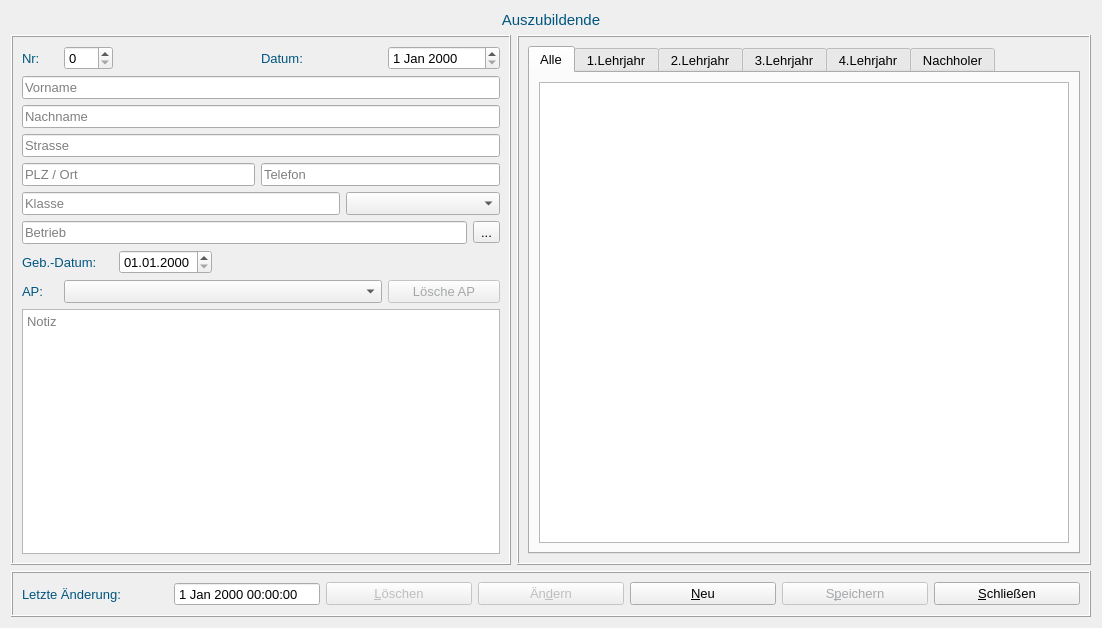
The window that formapprentice.ui (fasa1964/fshkkap) describes before a commit, drawn with Qt 5.
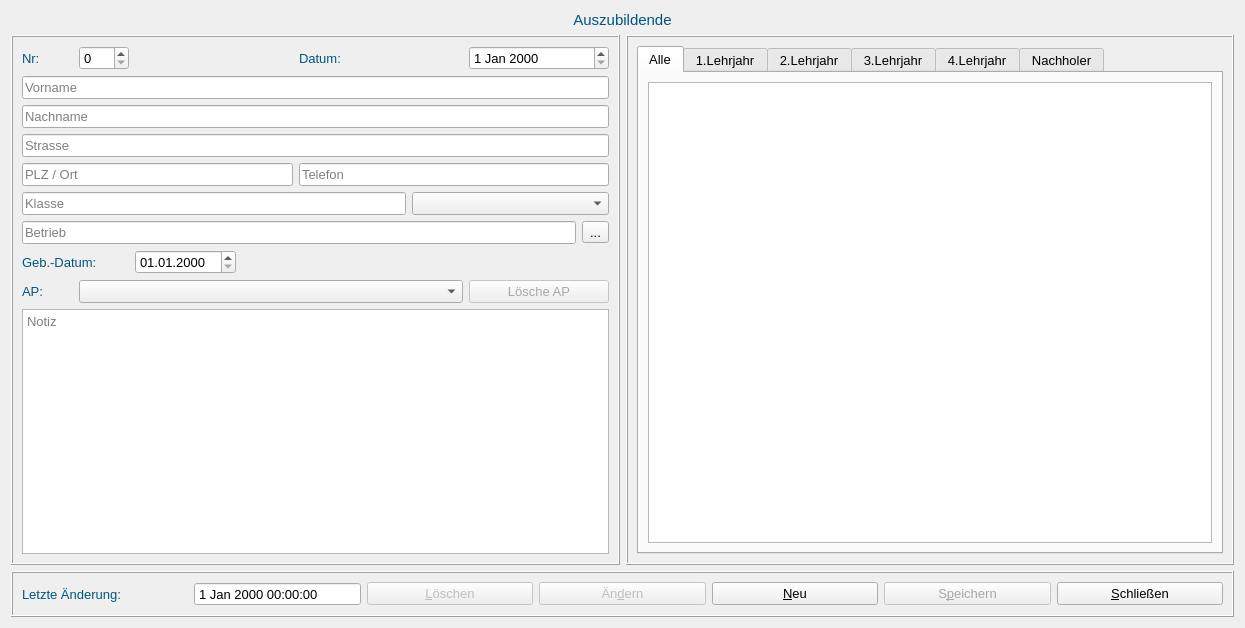
The same window after the commit. The open tabs and pages were chosen to show the change.

```diff
--- a/formapprentice.ui
+++ b/formapprentice.ui
@@ -6,7 +6,7 @@
    <rect>
     <x>0</x>
     <y>0</y>
-    <width>1102</width>
+    <width>1245</width>
     <height>628</height>
    </rect>
   </property>
@@ -74,14 +74,14 @@
    <item row="1" column="0">
     <widget class="QFrame" name="frame">
      <property name="sizePolicy">
-      <sizepolicy hsizetype="Preferred" vsizetype="Preferred">
+      <sizepolicy hsizetype="Expanding" vsizetype="Preferred">
        <horstretch>0</horstretch>
        <verstretch>0</verstretch>
       </sizepolicy>
      </property>
      <property name="minimumSize">
       <size>
-       <width>500</width>
+       <width>0</width>
        <height>0</height>
       </size>
      </property>
@@ -473,7 +473,7 @@
    <item row="1" column="1">
     <widget class="QFrame" name="frame_2">
      <property name="sizePolicy">
-      <sizepolicy hsizetype="Expanding" vsizetype="Preferred">
+      <sizepolicy hsizetype="Preferred" vsizetype="Preferred">
        <horstretch>0</horstretch>
        <verstretch>0</verstretch>
       </sizepolicy>
```
Left out of the diff: 106 changed lines with no effect on the pictures.
